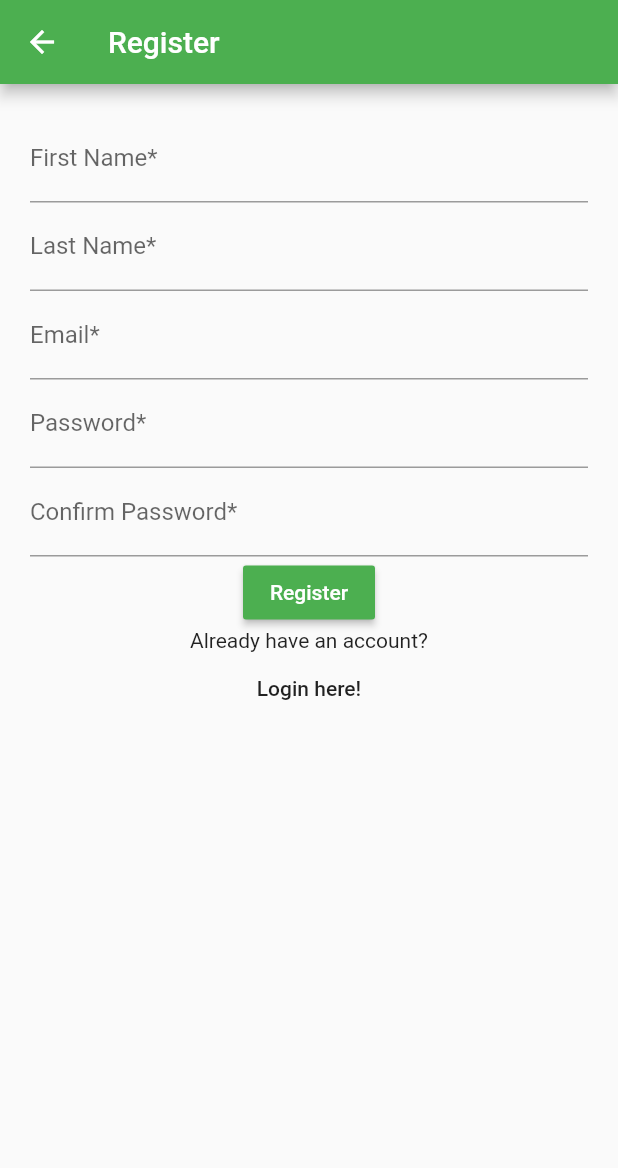
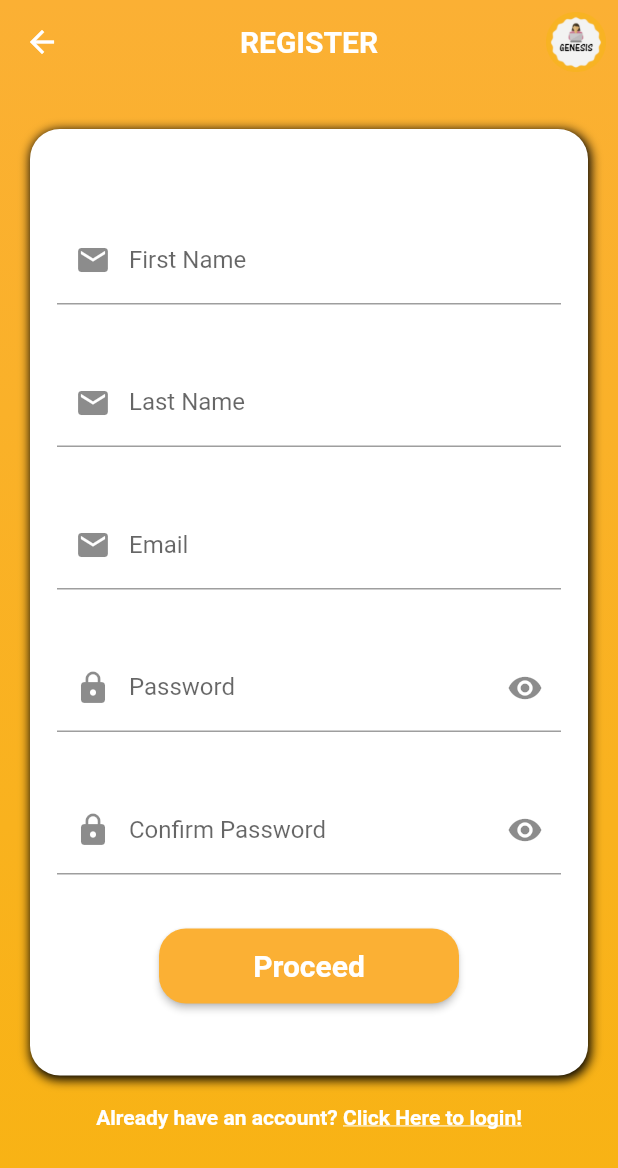
Before and after one commit to rhythmgupta16/Shopping, a Flutter app: the RegisterPage screen opened by its route, on a phone screen of 412 x 824 dp. Shown: the top 1168 px of the screen. Run offline on Flutter 3.47's test engine with Material 2 defaults, Android fonts, the phone set to English and light mode, and no system bars; our stand-ins replace cloud_firestore, firebase_auth, google_sign_in; missing offline and left inert: flutter_facebook_login; accounts and stored records are empty.

Commit message:
Register Screen UI fixed

```diff
--- a/lib/register.dart
+++ b/lib/register.dart
@@ -50,60 +50,145 @@ class _RegisterPageState extends State<RegisterPage> {
   @override
   Widget build(BuildContext context) {
     return Scaffold(
-        appBar: AppBar(
-          title: Text("Register"),
+        body: Container(
+            //padding: const EdgeInsets.all(20.0),
+            child: SingleChildScrollView(
+            child: Container(
+              height: MediaQuery.of(context).size.height,
+                decoration: BoxDecoration(
+                gradient: LinearGradient(
+                  begin: Alignment.topCenter,
+                  end: Alignment.bottomCenter,
+                  colors: [Color(0xffFBB034), Color(0xffF8B313)],
                 ),
-        body: Container(
-            padding: const EdgeInsets.all(20.0),
-            child: SingleChildScrollView(
+              ),
               child: Form(
                 key: _registerFormKey,
                 child: Column(
                   children: <Widget>[
-                  TextFormField(
+                  AppBar(
+                    backgroundColor: Colors.transparent,
+                    elevation: 0,
+                    title: Text(
+                      "REGISTER", style: TextStyle(fontWeight: FontWeight.bold),
+                      ),
+                    centerTitle: true,
+                    //leading: Icon(Icons.arrow_back),
+                    // Actions are identified as buttons which are added at the right of App Bar
+                    actions: <Widget>[
+                      Padding(
+                        padding: const EdgeInsets.all(8.0),
+                        child: Image.asset('assets/logo.png'),
+                        )
+                      ],
+                    ),
+                    Container(
+                      width: MediaQuery
+                        .of(context)
+                        .size
+                        .width,
+                      padding: EdgeInsets.only(top: 40, bottom: 30),
+                      margin: EdgeInsets.only(top: 30, left: 20, right: 20),
+                      decoration: BoxDecoration(
+                        color: Colors.white,
+                          boxShadow: [
+                            BoxShadow(
+                              color: Colors.black,
+                              offset: Offset(1, 2),
+                              spreadRadius: 1.0,
+                              blurRadius: 5.0)
+                            ],
+                        borderRadius: BorderRadius.circular(20),
+                      ),
+                      child: Column(
+                      children: <Widget>[
+                      Padding(
+                        padding: const EdgeInsets.all(18.0),
+                        child: TextFormField(
                           decoration: InputDecoration(
-                        labelText: 'First Name*', hintText: "John"),
+                            prefixIcon: Icon(Icons.email),
+                            labelText: 'First Name'
+                          ),
                           controller: firstNameInputController,
+                          keyboardType: TextInputType.emailAddress,
                           validator: (value) {
                             if (value.length < 3) {
                               return "Please enter a valid first name.";
                             }
                           },
                           ),
-                  TextFormField(
+                      ),
+                      Padding(
+                        padding: const EdgeInsets.all(18.0),
+                        child: TextFormField(
                           decoration: InputDecoration(
-                          labelText: 'Last Name*', hintText: "Doe"),
+                            prefixIcon: Icon(Icons.email),
+                            labelText: 'Last Name'
+                          ),
                           controller: lastNameInputController,
+                          keyboardType: TextInputType.emailAddress,
                           validator: (value) {
                             if (value.length < 3) {
                               return "Please enter a valid last name.";
                             }
-                      }),
-                  TextFormField(
+                          },
+                          ),
+                      ),
+                      Padding(
+                        padding: const EdgeInsets.all(18.0),
+                        child: TextFormField(
                           decoration: InputDecoration(
-                        labelText: 'Email*', hintText: "john.doe@gmail.com"),
+                            prefixIcon: Icon(Icons.email),
+                            labelText: 'Email'
+                          ),
                           controller: emailInputController,
                           keyboardType: TextInputType.emailAddress,
                           validator: emailValidator,
                           ),
-                  TextFormField(
+                      ),
+                      Padding(
+                        padding: const EdgeInsets.all(18.0),
+                        child: TextFormField(
                             decoration: InputDecoration(
-                        labelText: 'Password*', hintText: "********"),
+                              prefixIcon: Icon(Icons.lock),
+                              labelText: 'Password',
+                              suffixIcon: Icon(Icons.remove_red_eye),
+                            ),
                             controller: pwdInputController,
                             obscureText: true,
                             validator: pwdValidator,
                             ),
-                  TextFormField(
+                        ),
+                        Padding(
+                        padding: const EdgeInsets.all(18.0),
+                        child: TextFormField(
                             decoration: InputDecoration(
-                        labelText: 'Confirm Password*', hintText: "********"),
+                              prefixIcon: Icon(Icons.lock),
+                              labelText: 'Confirm Password',
+                              suffixIcon: Icon(Icons.remove_red_eye),
+                            ),
                             controller: confirmPwdInputController,
                             obscureText: true,
                             validator: pwdValidator,
                             ),
-                  RaisedButton(
-                    child: Text("Register"),
-                    color: Theme.of(context).primaryColor,
+                        ),
+                        Padding(
+                        padding: const EdgeInsets.all(18.0),
+                        child: ButtonTheme(
+                            minWidth: 200.0,
+                            height: 50.0,
+                            child: RaisedButton(
+                          shape: RoundedRectangleBorder(
+                            borderRadius: BorderRadius.circular(18.0),
+
+                            //side: BorderSide(color: Colors.red)
+                            ),
+                          child: Text("Proceed",
+                              style: TextStyle(fontSize: 20, fontWeight: FontWeight.bold )
+                            ),
+                          color: Color(0xffFBB034),
                           textColor: Colors.white,
+
                           onPressed: () {
                             if (_registerFormKey.currentState.validate()) {
                               if (pwdInputController.text ==
@@ -160,15 +245,45 @@ class _RegisterPageState extends State<RegisterPage> {
                             }
                           },
                         ),
-                  Text("Already have an account?"),
-                  FlatButton(
-                    child: Text("Login here!"),
-                    onPressed: () {
+                        )
+
+                        ),
+
+                      ],
+                    ),
+                  ),
+
+
+                  Container(
+                        margin: EdgeInsets.only(top: 20),
+                        child: InkWell(
+                          onTap: () {
                             Navigator.pop(context);
                           },
+                          child: RichText(
+                            text: TextSpan(
+                              style: TextStyle(
+                                color: Colors.white,
+                                fontWeight: FontWeight.bold,),
+                              text: 'Already have an account? ',
+                              children: <TextSpan>[
+                                TextSpan(
+                                  text: 'Click Here to login!',
+                                  style: TextStyle(
+                                    decoration: TextDecoration.underline,),
                                 )
                               ],
                             ),
-            ))));
+                          ),
+                        ),
+                      ),
+
+                ],
+              ),
+            )
+          )
+        )
+      )
+    );
   }
 }
```
Lines whose indentation alone changed are shown as unchanged.
